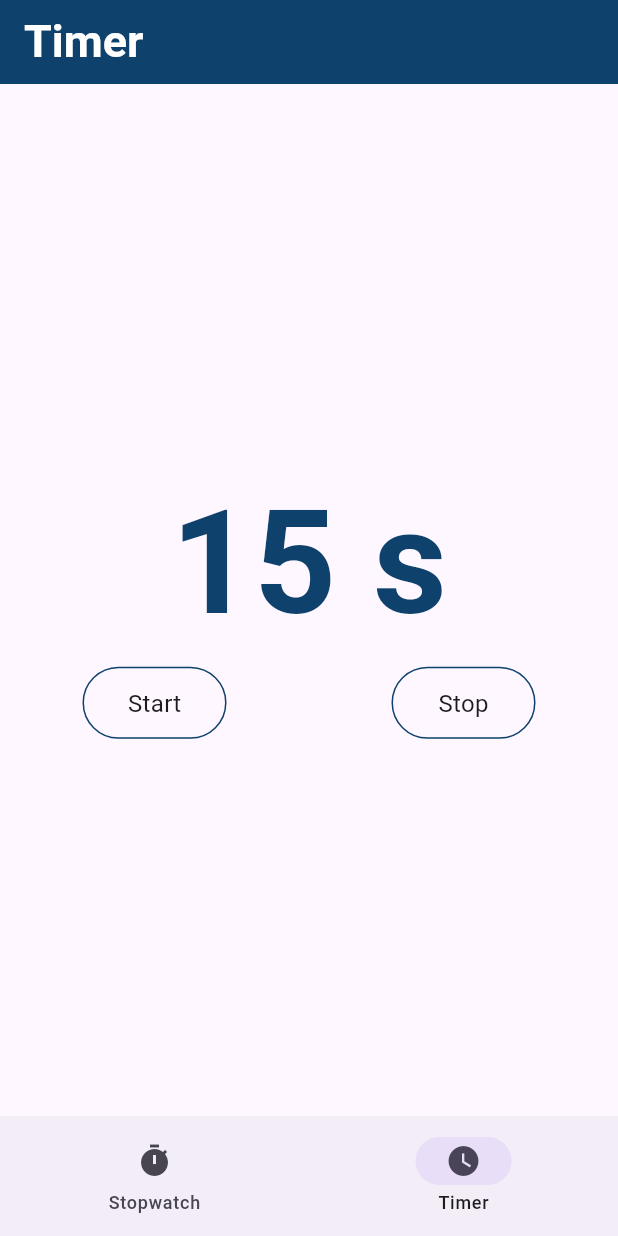
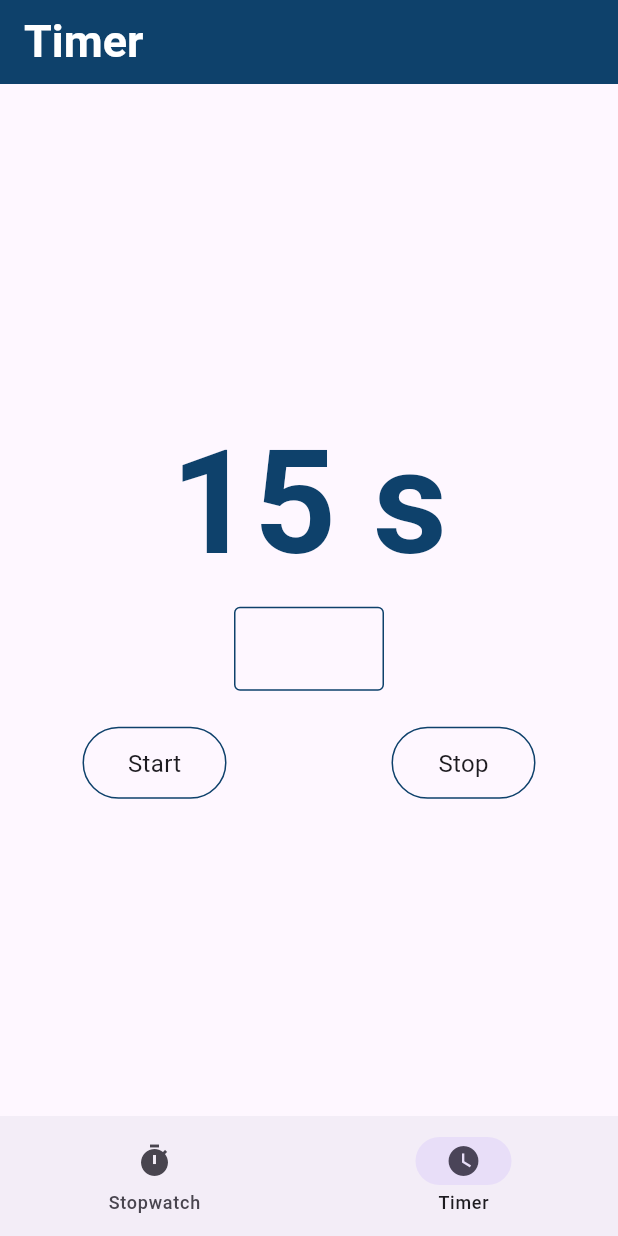
Before and after one commit to Dopa91/projekt_timer_app, a Flutter app: the screen it shows after launch, item 2 of the bottom bar chosen, on a phone screen of 412 x 824 dp. Run offline on Flutter 3.47's test engine with Material 3 defaults, Android fonts, the light colour scheme and no system bars.

Commit message:
added TextFormField

```diff
--- a/lib/feature/homepage/Screens/timer_screen.dart
+++ b/lib/feature/homepage/Screens/timer_screen.dart
@@ -22,10 +22,10 @@ class _TimerScreenState extends State<TimerScreen> {
               fontSize: 30, color: Colors.white, fontWeight: FontWeight.w600),
         ),
       ),
-      body: const Column(
+      body: Column(
         mainAxisAlignment: MainAxisAlignment.center,
         children: [
-          Text(
+          const Text(
             "15 s",
             style: TextStyle(
               fontWeight: FontWeight.w600,
@@ -33,7 +33,19 @@ class _TimerScreenState extends State<TimerScreen> {
               color: Color.fromARGB(255, 14, 65, 107),
             ),
           ),
-          Row(
+          Padding(
+            padding: const EdgeInsets.only(left: 156, right: 156, bottom: 24),
+            child: TextFormField(
+              decoration: const InputDecoration(
+                enabledBorder: OutlineInputBorder(
+                  borderSide: BorderSide(
+                    color: Color.fromARGB(255, 14, 65, 107),
+                  ),
+                ),
+              ),
+            ),
+          ),
+          const Row(
             mainAxisAlignment: MainAxisAlignment.spaceAround,
             children: [
               StopwatchFunctionButton(
```
